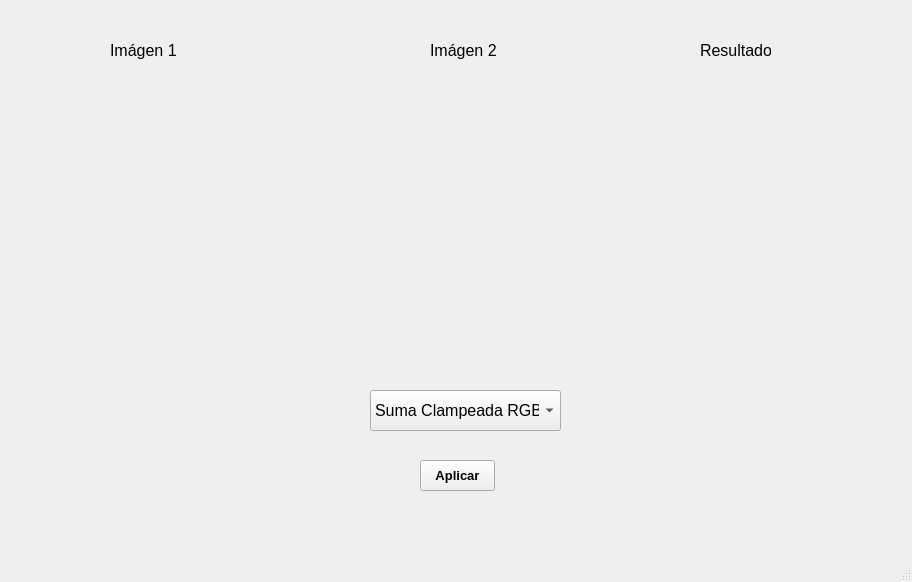
Qt form interfaz.ui (mrevilca31/IPDI-Practica-2-Vilca-Misael) before a commit.
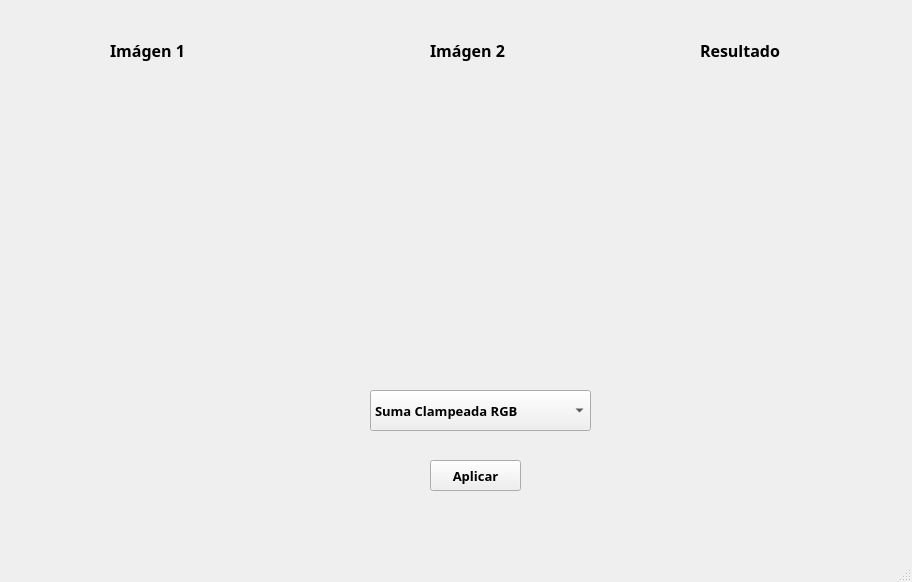
The same form after that commit. Icons and pictures are not drawn.

```diff
--- a/interfaz.ui
+++ b/interfaz.ui
@@ -19,13 +19,16 @@
      <rect>
       <x>370</x>
       <y>390</y>
-      <width>191</width>
+      <width>221</width>
       <height>41</height>
      </rect>
     </property>
     <property name="font">
      <font>
-      <pointsize>12</pointsize>
+      <family>JetBrains Mono SemiBold</family>
+      <pointsize>10</pointsize>
+      <weight>75</weight>
+      <bold>true</bold>
      </font>
     </property>
     <item>
@@ -90,14 +93,15 @@
    <widget class="QPushButton" name="boton">
     <property name="geometry">
      <rect>
-      <x>420</x>
+      <x>430</x>
       <y>460</y>
-      <width>75</width>
+      <width>91</width>
       <height>31</height>
      </rect>
     </property>
     <property name="font">
      <font>
+      <family>JetBrains Mono NL SemiBold</family>
       <pointsize>10</pointsize>
       <weight>75</weight>
       <bold>true</bold>
@@ -112,17 +116,20 @@
      <rect>
       <x>110</x>
       <y>40</y>
-      <width>71</width>
+      <width>81</width>
       <height>21</height>
      </rect>
     </property>
     <property name="font">
      <font>
+      <family>JetBrains Mono NL ExtraBold</family>
       <pointsize>12</pointsize>
+      <weight>75</weight>
+      <bold>true</bold>
      </font>
     </property>
     <property name="text">
-     <string>Imágen 1</string>
+     <string>Imágen 1 </string>
     </property>
    </widget>
    <widget class="QLabel" name="label_5">
@@ -130,13 +137,16 @@
      <rect>
       <x>430</x>
       <y>40</y>
-      <width>71</width>
+      <width>81</width>
       <height>21</height>
      </rect>
     </property>
     <property name="font">
      <font>
+      <family>JetBrains Mono ExtraBold</family>
       <pointsize>12</pointsize>
+      <weight>75</weight>
+      <bold>true</bold>
      </font>
     </property>
     <property name="text">
@@ -148,13 +158,16 @@
      <rect>
       <x>700</x>
       <y>40</y>
-      <width>71</width>
+      <width>91</width>
       <height>21</height>
      </rect>
     </property>
     <property name="font">
      <font>
+      <family>JetBrains Mono ExtraBold</family>
       <pointsize>12</pointsize>
+      <weight>75</weight>
+      <bold>true</bold>
      </font>
     </property>
     <property name="text">
```
Left out of the diff: 52 changed lines with no effect on the pictures.
